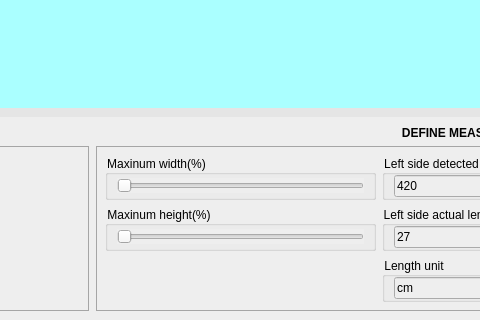
Shockmstr/FQCS_DesktopApp, file views/measurement_screen.ui: the form before one commit; both pictures show x 202 to 682 and y 466 to 786 of the 1440 by 786 pixel window.
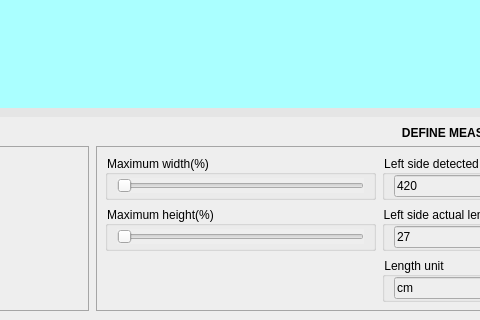
The form after the commit.

Commit message: #2 edit naming object

Diff of the .ui file:
```diff
--- a/views/measurement_screen.ui
+++ b/views/measurement_screen.ui
@@ -161,7 +161,7 @@
             <item row="0" column="0">
              <widget class="QGroupBox" name="groupSliderWidth">
               <property name="title">
-               <string>Maxinum width(%)</string>
+               <string>Maximum width(%)</string>
               </property>
               <layout class="QVBoxLayout" name="verticalLayout_11">
                <property name="topMargin">
@@ -261,7 +261,7 @@
             <item row="1" column="0">
              <widget class="QGroupBox" name="groupSliderHeight">
               <property name="title">
-               <string>Maxinum height(%)</string>
+               <string>Maximum height(%)</string>
               </property>
               <layout class="QVBoxLayout" name="verticalLayout_12">
                <property name="topMargin">
```
Left out of the diff: 4 changed lines with no effect on the pictures. The commit also changes 2 other files.
